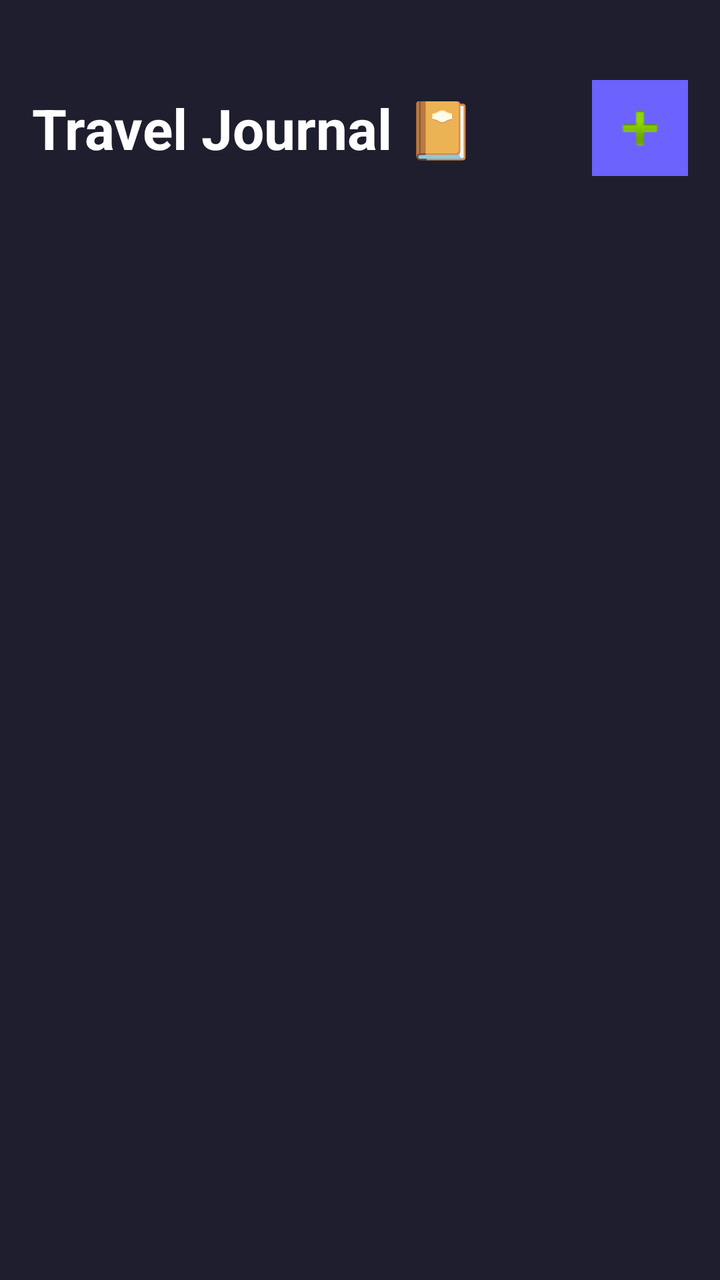
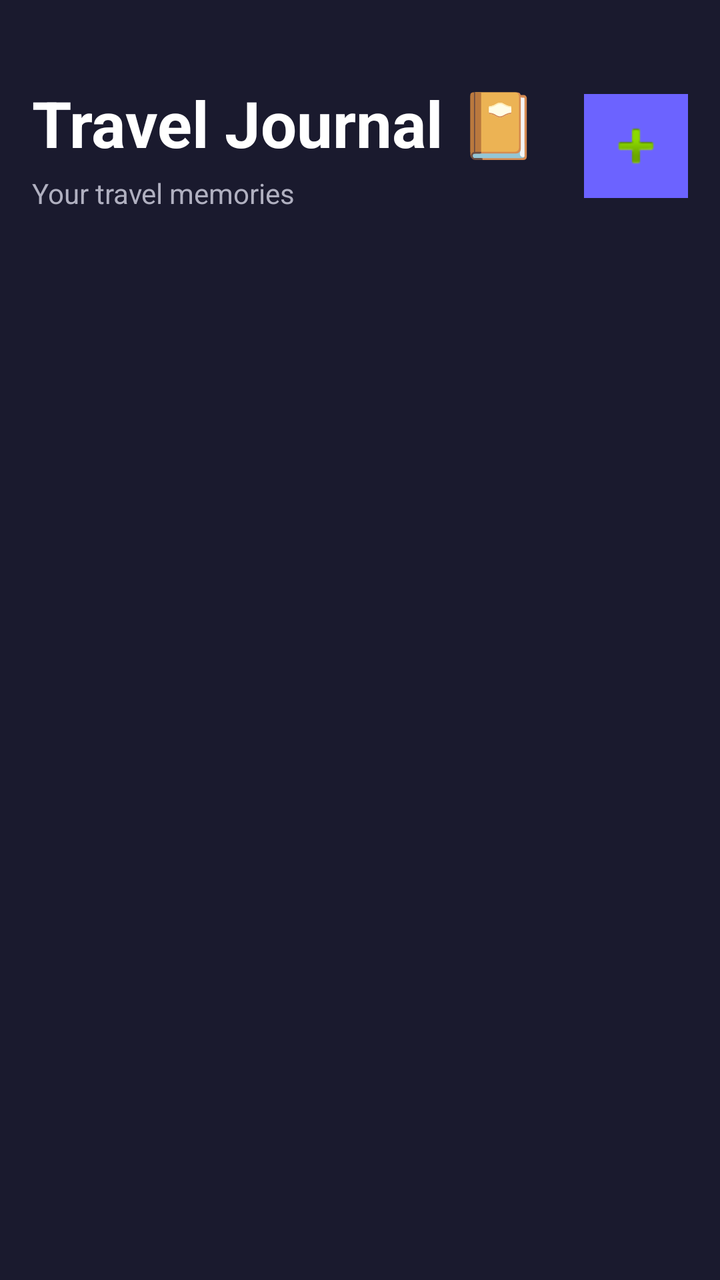

Compare the two renders of this Android layout. The source of the first and the diff that turns it into the second are given below.
<!-- AndroidManifest.xml: application theme Theme.TravelGuideApp -->
<!-- res/layout/fragment_journal.xml -->
<?xml version="1.0" encoding="utf-8"?>
<LinearLayout xmlns:android="http://schemas.android.com/apk/res/android"
    android:layout_width="match_parent"
    android:layout_height="match_parent"
    android:background="#1E1E2E"
    android:orientation="vertical"
    android:padding="16dp">

    
    <LinearLayout
        android:layout_width="match_parent"
        android:layout_height="wrap_content"
        android:orientation="horizontal"
        android:gravity="center_vertical"
        android:layout_marginTop="24dp"
        android:layout_marginBottom="24dp">

        <TextView
            android:layout_width="0dp"
            android:layout_height="wrap_content"
            android:layout_weight="1"
            android:text="Travel Journal 📔"
            android:textColor="#FFFFFF"
            android:textSize="28sp"
            android:textStyle="bold" />

        <ImageButton
            android:id="@+id/btnAddEntry"
            android:layout_width="48dp"
            android:layout_height="48dp"
            android:background="#6C63FF"
            android:src="@android:drawable/ic_input_add"
            android:contentDescription="Add Entry"
            android:padding="12dp" />

    </LinearLayout>

    
    <LinearLayout
        android:id="@+id/emptyState"
        android:layout_width="match_parent"
        android:layout_height="wrap_content"
        android:orientation="vertical"
        android:gravity="center"
        android:layout_marginTop="80dp"
        android:visibility="gone">

        <TextView
            android:layout_width="wrap_content"
            android:layout_height="wrap_content"
            android:text="📔"
            android:textSize="64sp" />

        <TextView
            android:layout_width="wrap_content"
            android:layout_height="wrap_content"
            android:text="No journal entries yet"
            android:textColor="#FFFFFF"
            android:textSize="18sp"
            android:textStyle="bold"
            android:layout_marginTop="16dp" />

        <TextView
            android:layout_width="wrap_content"
            android:layout_height="wrap_content"
            android:text="Tap + to write about your travel experiences"
            android:textColor="#AAAAAA"
            android:textSize="14sp"
            android:layout_marginTop="8dp"
            android:gravity="center" />

    </LinearLayout>

    
    <androidx.recyclerview.widget.RecyclerView
        android:id="@+id/rvJournal"
        android:layout_width="match_parent"
        android:layout_height="match_parent" />

</LinearLayout>
<!-- resources referenced by this layout -->
<resources>
  <style name="Theme.TravelGuideApp" parent="Base.Theme.TravelGuideApp" />
  <style name="Base.Theme.TravelGuideApp" parent="Theme.Material3.DayNight.NoActionBar">
          
          
      </style>
</resources>

<!-- the commit's change to res/layout/fragment_journal.xml (unified diff, before → after) -->
@@ -2,7 +2,7 @@
 <LinearLayout xmlns:android="http://schemas.android.com/apk/res/android"
     android:layout_width="match_parent"
     android:layout_height="match_parent"
-    android:background="#1E1E2E"
+    android:background="@color/background_dark"
     android:orientation="vertical"
     android:padding="16dp">
 
@@ -15,23 +15,38 @@
         android:layout_marginTop="24dp"
         android:layout_marginBottom="24dp">
 
-        <TextView
+        <LinearLayout
             android:layout_width="0dp"
             android:layout_height="wrap_content"
             android:layout_weight="1"
-            android:text="Travel Journal 📔"
-            android:textColor="#FFFFFF"
-            android:textSize="28sp"
-            android:textStyle="bold" />
+            android:orientation="vertical">
+
+            <TextView
+                android:layout_width="wrap_content"
+                android:layout_height="wrap_content"
+                android:text="Travel Journal 📔"
+                android:textColor="@color/text_primary"
+                android:textSize="32sp"
+                android:textStyle="bold" />
+
+            <TextView
+                android:layout_width="wrap_content"
+                android:layout_height="wrap_content"
+                android:text="Your travel memories"
+                android:textColor="@color/text_secondary"
+                android:textSize="14sp"
+                android:layout_marginTop="4dp" />
+
+        </LinearLayout>
 
         <ImageButton
             android:id="@+id/btnAddEntry"
-            android:layout_width="48dp"
-            android:layout_height="48dp"
-            android:background="#6C63FF"
+            android:layout_width="52dp"
+            android:layout_height="52dp"
+            android:background="@color/primary"
             android:src="@android:drawable/ic_input_add"
             android:contentDescription="Add Entry"
-            android:padding="12dp" />
+            android:padding="14dp" />
 
     </LinearLayout>
 
@@ -49,14 +64,14 @@
             android:layout_width="wrap_content"
             android:layout_height="wrap_content"
             android:text="📔"
-            android:textSize="64sp" />
+            android:textSize="72sp" />
 
         <TextView
             android:layout_width="wrap_content"
             android:layout_height="wrap_content"
             android:text="No journal entries yet"
-            android:textColor="#FFFFFF"
-            android:textSize="18sp"
+            android:textColor="@color/text_primary"
+            android:textSize="20sp"
             android:textStyle="bold"
             android:layout_marginTop="16dp" />
 
@@ -64,7 +79,7 @@
             android:layout_width="wrap_content"
             android:layout_height="wrap_content"
             android:text="Tap + to write about your travel experiences"
-            android:textColor="#AAAAAA"
+            android:textColor="@color/text_secondary"
             android:textSize="14sp"
             android:layout_marginTop="8dp"
             android:gravity="center" />
<!-- resource entries referenced after the edit -->
@@ -1,9 +1,38 @@
 <!-- resources referenced by this layout -->
 <resources>
-  <style name="Theme.TravelGuideApp" parent="Base.Theme.TravelGuideApp" />
-  <style name="Base.Theme.TravelGuideApp" parent="Theme.Material3.DayNight.NoActionBar">
+  <color name="background_dark">#1A1A2E</color>
+  <color name="primary">#6C63FF</color>
+  <color name="text_primary">#FFFFFF</color>
+  <color name="text_secondary">#B0B0C0</color>
+  <style name="Theme.TravelGuideApp" parent="Theme.MaterialComponents.DayNight.NoActionBar">
+          <item name="colorPrimary">@color/primary</item>
+          <item name="colorPrimaryVariant">@color/primary_dark</item>
+          <item name="colorOnPrimary">@color/text_primary</item>
+          <item name="colorSecondary">@color/accent_gold</item>
+          <item name="colorOnSecondary">@color/background_dark</item>
+          <item name="android:windowBackground">@color/background_dark</item>
+          <item name="android:statusBarColor">@color/background_dark</item>
+          <item name="android:navigationBarColor">@color/bottom_nav_background</item>
+  
           
+          <item name="materialCardViewStyle">@style/CardStyle</item>
+  
           
+          <item name="materialButtonStyle">@style/ButtonStyle</item>
       </style>
+  <color name="primary_dark">#4B44CC</color>
+  <color name="accent_gold">#FFD700</color>
+  <color name="bottom_nav_background">#16213E</color>
+  <style name="CardStyle" parent="Widget.MaterialComponents.CardView">
+          <item name="cardBackgroundColor">@color/background_card</item>
+          <item name="cardCornerRadius">16dp</item>
+          <item name="cardElevation">8dp</item>
+      </style>
+  <style name="ButtonStyle" parent="Widget.MaterialComponents.Button">
+          <item name="backgroundTint">@color/primary</item>
+          <item name="android:textColor">@color/text_primary</item>
+          <item name="cornerRadius">12dp</item>
+      </style>
+  <color name="background_card">#16213E</color>
 </resources>
 
